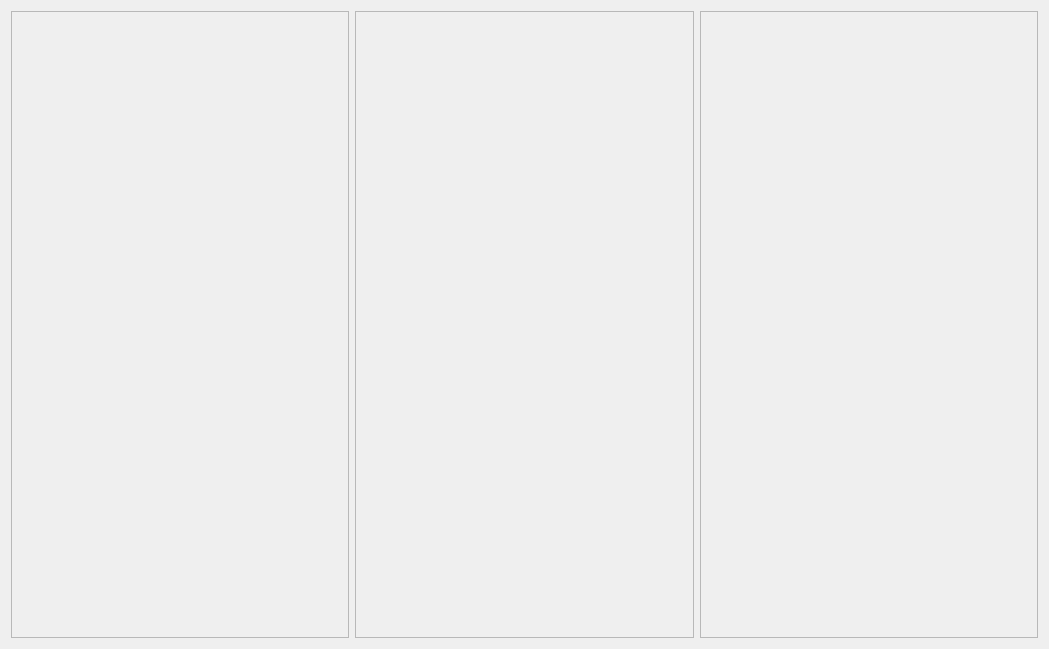
Before: the Qt Designer form software/ddapp/src/app/ddCameraPanel.ui in openhumanoids/oh-distro, drawn with Qt 5.
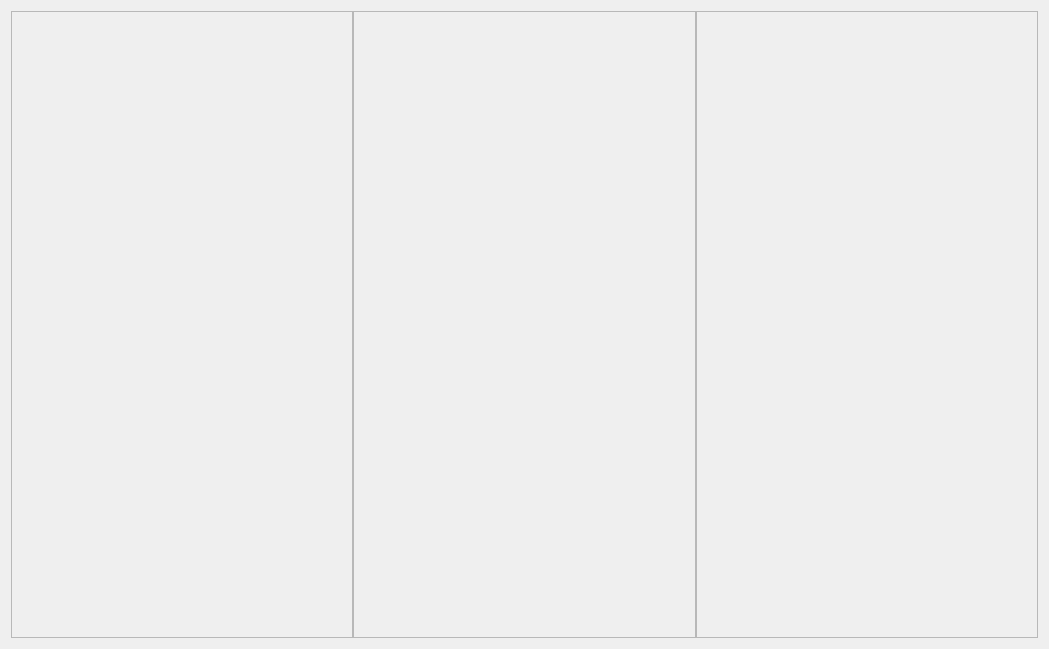
After: the same form once the commit is applied.

Commit message: removed borders from cameras, removed orientation widget, changed backgrounds to black

```diff
--- a/software/ddapp/src/app/ddCameraPanel.ui
+++ b/software/ddapp/src/app/ddCameraPanel.ui
@@ -16,6 +16,9 @@
   <layout class="QGridLayout" name="gridLayout_2">
    <item row="0" column="0">
     <layout class="QGridLayout" name="gridLayout">
+     <property name="spacing">
+      <number>0</number>
+     </property>
      <item row="0" column="0">
       <widget class="QFrame" name="frame1">
        <property name="sizePolicy">
```
The commit also changes 2 other files.
